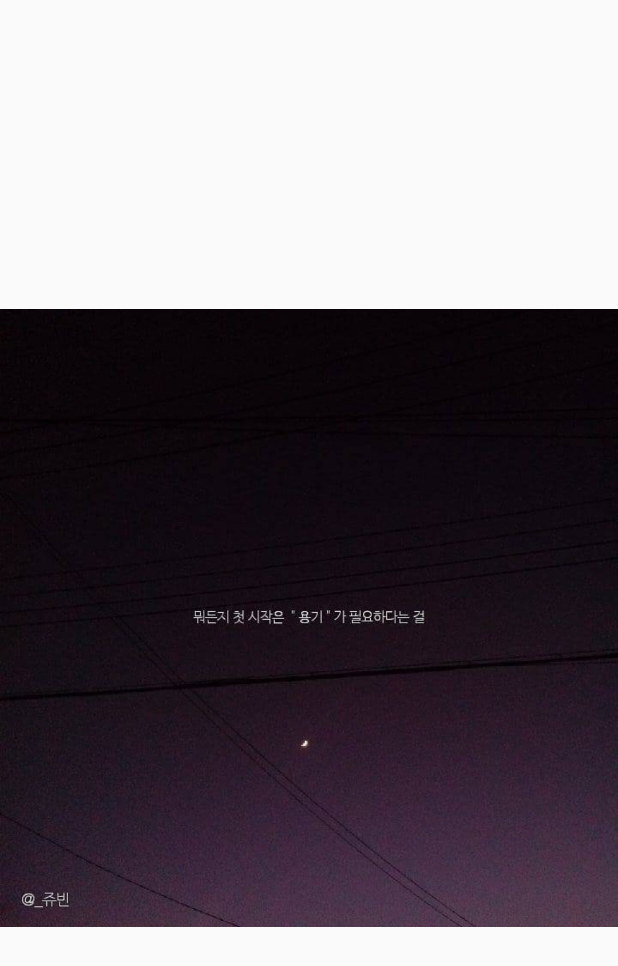
After one commit to dudwns0911/GoodWords, an Android app: the layout splash_activity.xml on its own in the app's theme, with its tools: preview values and no code run, on a phone screen of 412 x 824 dp. The commit adds this screen. Shown: the top 966 px of the screen. Run offline under Robolectric (Android 15) with nearby library versions, the phone set to English and light mode, and no system bars.

Commit message:
GoodWords2

```diff
--- /dev/null
+++ b/app/src/main/res/layout/splash_activity.xml
@@ -0,0 +1,16 @@
+<?xml version="1.0" encoding="utf-8"?>
+<androidx.constraintlayout.widget.ConstraintLayout xmlns:android="http://schemas.android.com/apk/res/android"
+    android:layout_width="match_parent"
+    android:layout_height="match_parent"
+    xmlns:app="http://schemas.android.com/apk/res-auto">
+
+    <ImageView
+        android:layout_width="match_parent"
+        android:layout_height="match_parent"
+        android:src="@drawable/splash"
+        app:layout_constraintTop_toTopOf="parent"
+        app:layout_constraintBottom_toBottomOf="parent"
+        app:layout_constraintStart_toStartOf="parent"
+        app:layout_constraintEnd_toEndOf="parent"/>
+
+</androidx.constraintlayout.widget.ConstraintLayout>
```
Also changed, not shown: app/src/main/res/layout/content_main.xml (+0 -16 lines), app/src/main/res/drawable/splash.jpg (added).
